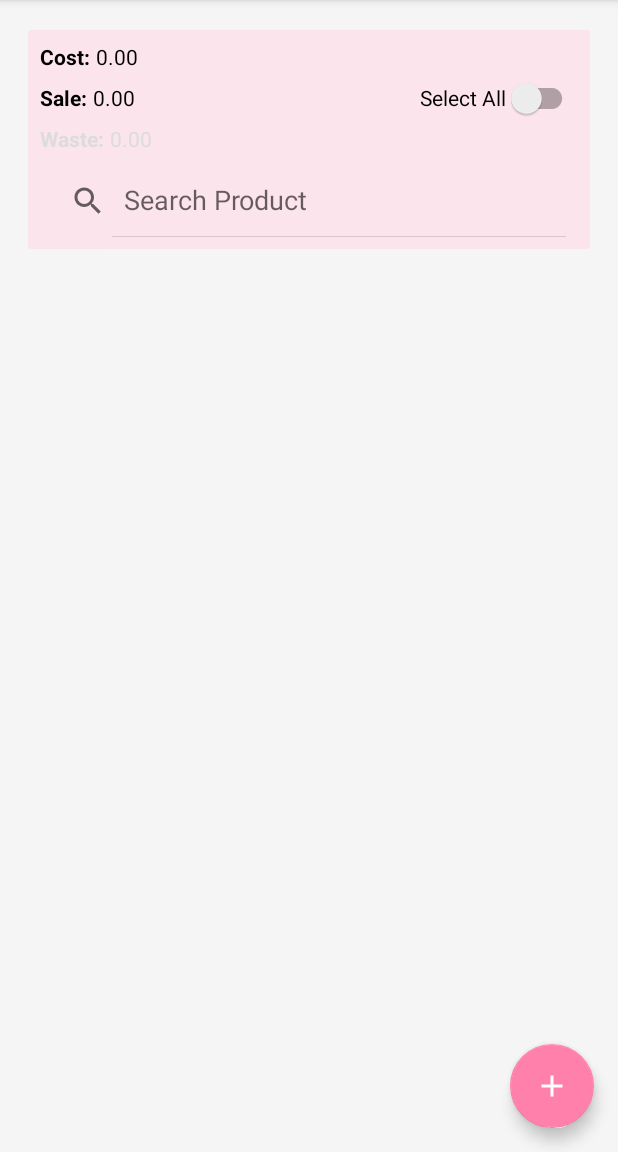
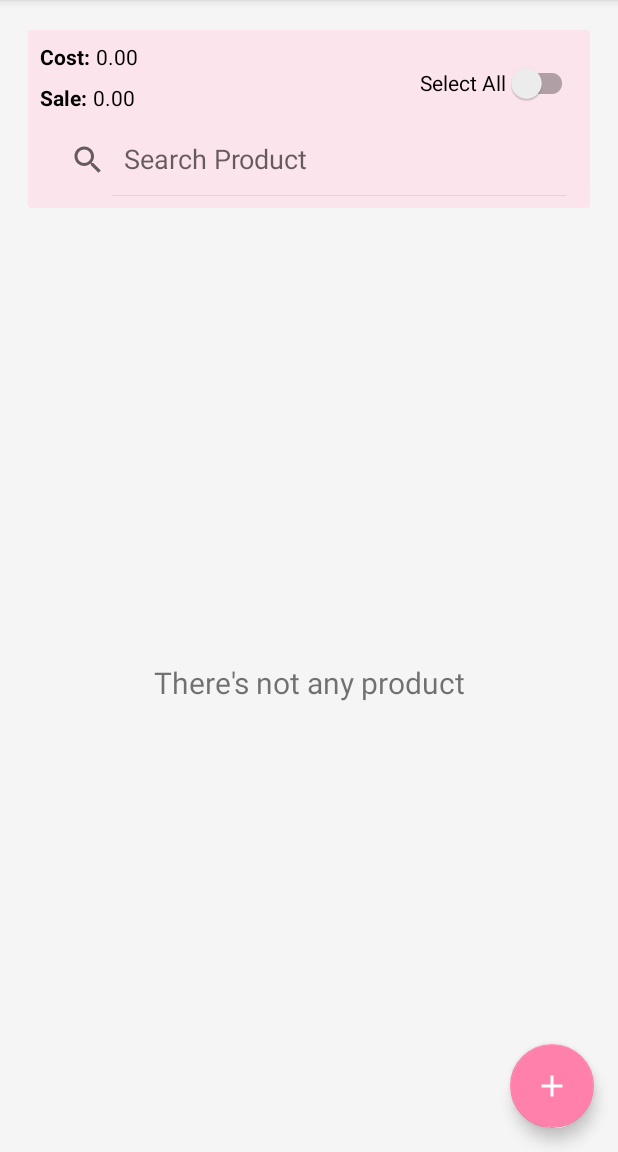
Before and after one commit to gladystoledoglez/CosmeticStock, an Android app: the screen it shows after launch (MainActivity), on a phone screen of 412 x 824 dp, the part 84-1236 px from its top. Run offline under Robolectric (Android 15) with nearby library versions, the phone set to English and light mode, and no system bars; our stand-ins replace Room's generated code.

Commit message:
Setting message for empty list and code refactoring

```diff
--- a/app/src/main/java/com/personal/cosmeticstock/DetailsActivity.kt
+++ b/app/src/main/java/com/personal/cosmeticstock/DetailsActivity.kt
@@ -3,7 +3,7 @@ package com.personal.cosmeticstock
 import android.os.Bundle
 import android.widget.Toast
 import androidx.appcompat.app.AppCompatActivity
-import com.personal.cosmeticstock.database.ProductDatabase
+import com.personal.cosmeticstock.database.AppDatabase
 import com.personal.cosmeticstock.databinding.ActivityDetailsBinding
 import com.personal.cosmeticstock.extensions.orFalse
 import com.personal.cosmeticstock.extensions.setCheckedText
@@ -23,7 +23,7 @@ class DetailsActivity : AppCompatActivity() {
         binding = ActivityDetailsBinding.inflate(layoutInflater)
         setContentView(binding.root)
         viewModel = ProductDetailsViewModel(
-            ProductsRepository(ProductDatabase.initialize(this))
+            ProductsRepository(AppDatabase.initialize(this))
         )
         val item = intent.getParcelableExtra<ProductModel>(ITEM_NAME)
         initializeComponentsFrom(item)
@@ -55,7 +55,7 @@ class DetailsActivity : AppCompatActivity() {
                     finish()
                 } else {
                     Toast.makeText(
-                        this@DetailsActivity, R.string.empty_fields_warning, Toast.LENGTH_LONG
+                        this@DetailsActivity, R.string.empty_fields_warning, Toast.LENGTH_SHORT
                     ).show()
                 }
             }
--- a/app/src/main/java/com/personal/cosmeticstock/MainActivity.kt
+++ b/app/src/main/java/com/personal/cosmeticstock/MainActivity.kt
@@ -2,7 +2,7 @@ package com.personal.cosmeticstock
 
 import android.os.Bundle
 import androidx.appcompat.app.AppCompatActivity
-import com.personal.cosmeticstock.database.ProductDatabase
+import com.personal.cosmeticstock.database.AppDatabase
 import com.personal.cosmeticstock.databinding.ActivityMainBinding
 import com.personal.cosmeticstock.extensions.transitionTo
 import com.personal.cosmeticstock.fragments.ProductsFragment
@@ -10,13 +10,13 @@ import com.personal.cosmeticstock.fragments.ProductsFragment
 class MainActivity : AppCompatActivity() {
 
     lateinit var binding: ActivityMainBinding
-    lateinit var database: ProductDatabase
+    lateinit var database: AppDatabase
 
     override fun onCreate(savedInstanceState: Bundle?) {
         super.onCreate(savedInstanceState)
         binding = ActivityMainBinding.inflate(layoutInflater)
         setContentView(binding.root)
-        database = ProductDatabase.initialize(this)
+        database = AppDatabase.initialize(this)
         supportFragmentManager.transitionTo(ProductsFragment.newInstance(), isBackStack = false)
     }
 }
--- a/app/src/main/java/com/personal/cosmeticstock/ProductsListAdapter.kt
+++ b/app/src/main/java/com/personal/cosmeticstock/ProductsListAdapter.kt
@@ -11,7 +11,8 @@ import com.personal.cosmeticstock.models.ProductModel
 class ProductsListAdapter(
     private val onItemEdit: (item: ProductModel) -> Unit,
     private val onItemActive: (item: ProductModel) -> Unit,
-    private val onItemDelete: (item: ProductModel) -> Unit
+    private val onItemDelete: (item: ProductModel) -> Unit,
+    private val showResultsMessage: (isListEmpty: Boolean) -> Unit
 ) : ListAdapter<ProductModel, ProductsViewHolder>(ProductModel.DIFF_ITEM_CALLBACK), Filterable {
 
     override fun onCreateViewHolder(parent: ViewGroup, viewType: Int): ProductsViewHolder {
@@ -24,6 +25,16 @@ class ProductsListAdapter(
         holder.bind(item)
     }
 
+    override fun submitList(list: MutableList<ProductModel>?) {
+        super.submitList(list)
+        showResultsMessage(list.isNullOrEmpty())
+    }
+
+    override fun submitList(list: MutableList<ProductModel>?, commitCallback: Runnable?) {
+        super.submitList(list, commitCallback)
+        showResultsMessage(list.isNullOrEmpty())
+    }
+
     override fun getFilter(): Filter {
         return object : Filter() {
             override fun performFiltering(filterText: CharSequence?): FilterResults {
@@ -33,7 +44,7 @@ class ProductsListAdapter(
             }
 
             override fun publishResults(filterText: CharSequence?, filterResults: FilterResults?) {
-                submitList(filterResults?.values as? List<ProductModel>?)
+                submitList(filterResults?.values as? MutableList<ProductModel>?)
             }
         }
     }
--- a/app/src/main/java/com/personal/cosmeticstock/daos/ProductDao.kt
+++ b/app/src/main/java/com/personal/cosmeticstock/daos/ProductDao.kt
@@ -1,7 +1,12 @@
 package com.personal.cosmeticstock.daos
 
 import androidx.room.*
+import com.personal.cosmeticstock.database.AppDatabase.Companion.PRODUCT_TABLE_NAME
 import com.personal.cosmeticstock.entities.ProductEntity
+import com.personal.cosmeticstock.entities.ProductEntity.Companion.COST
+import com.personal.cosmeticstock.entities.ProductEntity.Companion.GAIN
+import com.personal.cosmeticstock.entities.ProductEntity.Companion.IS_ACTIVE
+import com.personal.cosmeticstock.entities.ProductEntity.Companion.SALE
 
 @Dao
 interface ProductDao {
@@ -12,21 +17,21 @@ interface ProductDao {
     @Update
     suspend fun update(product: ProductEntity): Int
 
-    @Query("UPDATE product SET is_active =:isActive WHERE id =:id")
+    @Query("UPDATE $PRODUCT_TABLE_NAME SET $IS_ACTIVE =:isActive WHERE id =:id")
     suspend fun setActive(id: Int, isActive: Boolean): Int
 
-    @Query("UPDATE product SET is_active =:isActive")
+    @Query("UPDATE $PRODUCT_TABLE_NAME SET $IS_ACTIVE =:isActive")
     suspend fun setAllActive(isActive: Boolean): Int
 
     @Delete
     suspend fun delete(product: ProductEntity): Int
 
-    @Query("SELECT *, (sale-cost) as gain FROM product")
+    @Query("SELECT *, ($SALE-$COST) as $GAIN FROM $PRODUCT_TABLE_NAME")
     suspend fun getAll(): Array<ProductEntity>
 
     @Query(
-        "SELECT id, SUM(cost) as cost, SUM(sale) as sale, SUM((sale-cost)) as gain, " +
-                "COUNT() as is_active FROM product WHERE is_active == 1"
+        "SELECT id, SUM($COST) as $COST, SUM($SALE) as $SALE, SUM($SALE-$COST) as $GAIN, " +
+                "COUNT() as $IS_ACTIVE FROM $PRODUCT_TABLE_NAME WHERE $IS_ACTIVE == 1"
     )
     suspend fun getTotals(): ProductEntity
 }
--- a/app/src/main/java/com/personal/cosmeticstock/database/ProductDatabase.kt
+++ b/app/src/main/java/com/personal/cosmeticstock/database/AppDatabase.kt
@@ -8,13 +8,14 @@ import com.personal.cosmeticstock.daos.ProductDao
 import com.personal.cosmeticstock.entities.ProductEntity
 
 @Database(entities = [ProductEntity::class], version = 1, exportSchema = false)
-abstract class ProductDatabase : RoomDatabase() {
+abstract class AppDatabase : RoomDatabase() {
     abstract fun productDao(): ProductDao
 
     companion object {
-        private const val DAB_NAME = "product"
+        private const val DB_NAME = "cosmetics_stock_db"
+        const val PRODUCT_TABLE_NAME = "product_table"
         fun initialize(context: Context) = Room.databaseBuilder(
-            context, ProductDatabase::class.java, DAB_NAME
+            context, AppDatabase::class.java, DB_NAME
         ).build()
     }
 }
--- a/app/src/main/java/com/personal/cosmeticstock/entities/ProductEntity.kt
+++ b/app/src/main/java/com/personal/cosmeticstock/entities/ProductEntity.kt
@@ -3,13 +3,22 @@ package com.personal.cosmeticstock.entities
 import androidx.room.ColumnInfo
 import androidx.room.Entity
 import androidx.room.PrimaryKey
+import com.personal.cosmeticstock.database.AppDatabase.Companion.PRODUCT_TABLE_NAME
 
-@Entity(tableName = "product")
+@Entity(tableName = PRODUCT_TABLE_NAME)
 data class ProductEntity(
     @PrimaryKey(autoGenerate = true) val id: Int,
-    @ColumnInfo(name = "name") val name: String?,
-    @ColumnInfo(name = "cost") val cost: Double?,
-    @ColumnInfo(name = "sale") val sale: Double?,
-    @ColumnInfo(name = "gain") val gain: Double?,
-    @ColumnInfo(name = "is_active") val active: Int?
-)
+    @ColumnInfo(name = NAME) val name: String?,
+    @ColumnInfo(name = COST) val cost: Double?,
+    @ColumnInfo(name = SALE) val sale: Double?,
+    @ColumnInfo(name = GAIN) val gain: Double?,
+    @ColumnInfo(name = IS_ACTIVE) val active: Int?
+) {
+    companion object {
+        const val NAME = "name"
+        const val COST = "cost"
+        const val SALE = "sale"
+        const val GAIN = "gain"
+        const val IS_ACTIVE = "is_active"
+    }
+}
--- a/app/src/main/java/com/personal/cosmeticstock/enums/ChangeListType.kt
+++ /dev/null
@@ -1,5 +0,0 @@
-package com.personal.cosmeticstock.enums
-
-enum class ChangeListType {
-    ALL, CURRENT, NONE
-}
--- a/app/src/main/java/com/personal/cosmeticstock/fragments/ProductsFragment.kt
+++ b/app/src/main/java/com/personal/cosmeticstock/fragments/ProductsFragment.kt
@@ -5,13 +5,15 @@ import android.os.Bundle
 import android.view.LayoutInflater
 import android.view.View
 import android.view.ViewGroup
-import android.widget.SearchView
+import androidx.appcompat.widget.SearchView
 import androidx.core.content.ContextCompat
+import androidx.core.view.isVisible
 import androidx.fragment.app.Fragment
 import androidx.recyclerview.widget.RecyclerView
 import com.personal.cosmeticstock.DetailsActivity
 import com.personal.cosmeticstock.MainActivity
 import com.personal.cosmeticstock.ProductsListAdapter
+import com.personal.cosmeticstock.R
 import com.personal.cosmeticstock.databinding.FragmentProductsBinding
 import com.personal.cosmeticstock.extensions.orFalse
 import com.personal.cosmeticstock.extensions.toCurrencyMaskedStr
@@ -27,7 +29,9 @@ class ProductsFragment : Fragment() {
     private lateinit var mainActivity: MainActivity
 
     private val adapter by lazy {
-        ProductsListAdapter(::onItemEdit, viewModel::activeProduct, viewModel::deleteProduct)
+        ProductsListAdapter(
+            ::onItemEdit, viewModel::activeProduct, viewModel::deleteProduct, ::showResultsMessage
+        )
     }
 
     private var rvProducts: RecyclerView? = null
@@ -87,7 +91,7 @@ class ProductsFragment : Fragment() {
     private fun initObservers() {
         with(viewModel) {
             totals.observe(viewLifecycleOwner) { setupHeader(it) }
-            products.observe(viewLifecycleOwner) { adapter.submitList(it) { getTotals() } }
+            products.observe(viewLifecycleOwner) { adapter.submitList(it.toMutableList()) { getTotals() } }
             listProducts()
         }
     }
@@ -112,6 +116,8 @@ class ProductsFragment : Fragment() {
             tvGain.setTextColor(gainColor)
             tvGainValue.text = summary.gain.toCurrencyMaskedStr()
             tvGainValue.setTextColor(gainColor)
+            tvGain.isVisible = isChecked
+            tvGainValue.isVisible = isChecked
             scActive.isChecked = isChecked
         }
     }
@@ -122,6 +128,14 @@ class ProductsFragment : Fragment() {
         startActivityForResult(intent, REQUEST_CODE)
     }
 
+    private fun showResultsMessage(isListEmpty: Boolean) {
+        with(binding) {
+            tvMessage.isVisible = isListEmpty
+            rvProducts.isVisible = !isListEmpty
+            tvMessage.text = getString(R.string.empty_results_message)
+        }
+    }
+
     companion object {
         const val ITEM_NAME = "ITEM"
         const val REQUEST_CODE = 935847621
--- a/app/src/main/java/com/personal/cosmeticstock/repositories/ProductsRepository.kt
+++ b/app/src/main/java/com/personal/cosmeticstock/repositories/ProductsRepository.kt
@@ -1,6 +1,6 @@
 package com.personal.cosmeticstock.repositories
 
-import com.personal.cosmeticstock.database.ProductDatabase
+import com.personal.cosmeticstock.database.AppDatabase
 import com.personal.cosmeticstock.extensions.orFalse
 import com.personal.cosmeticstock.extensions.orZero
 import com.personal.cosmeticstock.mappers.toEntity
@@ -9,7 +9,7 @@ import com.personal.cosmeticstock.mappers.toTotalModel
 import com.personal.cosmeticstock.models.ProductModel
 import com.personal.cosmeticstock.models.TotalModel
 
-class ProductsRepository(private val database: ProductDatabase) {
+class ProductsRepository(private val database: AppDatabase) {
 
     private suspend fun getProductsBy(result: Long) = if (result >= 1)
         getProducts()
--- a/app/src/main/res/layout/fragment_products.xml
+++ b/app/src/main/res/layout/fragment_products.xml
@@ -7,8 +7,9 @@
     android:background="@color/background"
     tools:context=".fragments.ProductsFragment">
 
-    <include layout="@layout/layout_header_products"
+    <include
         android:id="@+id/lytHeader"
+        layout="@layout/layout_header_products"
         android:layout_width="match_parent"
         android:layout_height="wrap_content"
         android:layout_margin="@dimen/default_margin"
@@ -21,6 +22,8 @@
         android:layout_width="match_parent"
         android:layout_height="@dimen/none"
         android:layout_margin="@dimen/default_margin"
+        android:clipToPadding="false"
+        android:paddingBottom="@dimen/fab_button_size"
         app:layoutManager="androidx.recyclerview.widget.LinearLayoutManager"
         app:layout_constraintBottom_toBottomOf="parent"
         app:layout_constraintEnd_toEndOf="parent"
@@ -28,4 +31,19 @@
         app:layout_constraintTop_toBottomOf="@+id/lytHeader"
         tools:listitem="@layout/item_product" />
 
+    <androidx.appcompat.widget.AppCompatTextView
+        android:id="@+id/tvMessage"
+        android:layout_width="match_parent"
+        android:layout_height="@dimen/none"
+        android:layout_margin="@dimen/default_margin"
+        android:text="@string/empty_results_message"
+        android:gravity="center"
+        android:textAlignment="center"
+        android:textSize="20sp"
+        android:visibility="invisible"
+        app:layout_constraintBottom_toBottomOf="parent"
+        app:layout_constraintEnd_toEndOf="parent"
+        app:layout_constraintStart_toStartOf="parent"
+        app:layout_constraintTop_toBottomOf="@+id/lytHeader" />
+
 </androidx.constraintlayout.widget.ConstraintLayout>
--- a/app/src/main/res/layout/layout_header_products.xml
+++ b/app/src/main/res/layout/layout_header_products.xml
@@ -90,16 +90,16 @@
             app:layout_constraintEnd_toEndOf="parent"
             app:layout_constraintTop_toTopOf="@+id/tvCost" />
 
-        <SearchView
+        <androidx.appcompat.widget.SearchView
             android:id="@+id/svProduct"
             android:layout_width="match_parent"
             android:layout_height="wrap_content"
-            android:iconifiedByDefault="false"
-            android:queryHint="@string/search_product"
-            android:textDirection="firstStrongLtr"
+            app:iconifiedByDefault="false"
             app:layout_constraintBottom_toBottomOf="parent"
             app:layout_constraintEnd_toEndOf="parent"
-            app:layout_constraintStart_toStartOf="parent" />
+            app:layout_constraintStart_toStartOf="parent"
+            app:queryHint="@string/search_product" />
 
     </androidx.constraintlayout.widget.ConstraintLayout>
+
 </androidx.cardview.widget.CardView>
--- a/app/src/main/res/values/dimens.xml
+++ b/app/src/main/res/values/dimens.xml
@@ -10,5 +10,6 @@
     <!--Sizes-->
     <dimen name="image_size">24dp</dimen>
     <dimen name="image_button_size">48dp</dimen>
+    <dimen name="fab_button_size">60dp</dimen>
 
 </resources>
--- a/app/src/main/res/values/strings.xml
+++ b/app/src/main/res/values/strings.xml
@@ -14,4 +14,5 @@
     <string name="save">Save</string>
     <string name="cancel">Cancel</string>
     <string name="empty_fields_warning">You must input all required fields</string>
+    <string name="empty_results_message">There\'s not any product</string>
 </resources>
```
Also changed, not shown: 2 other files.
